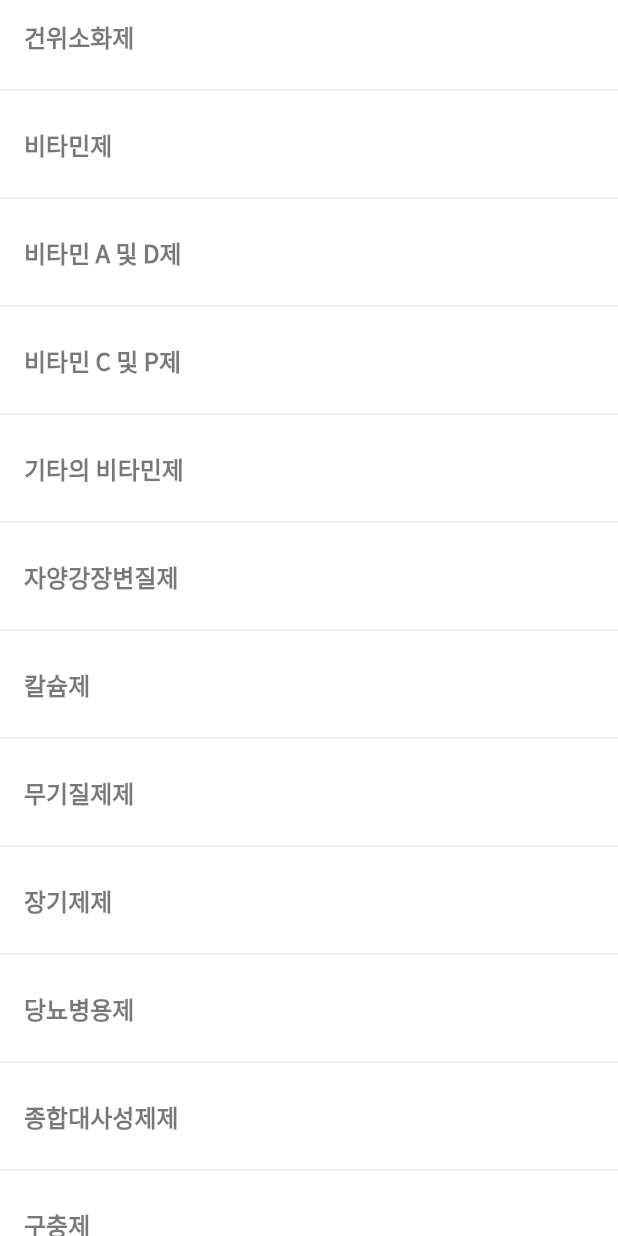
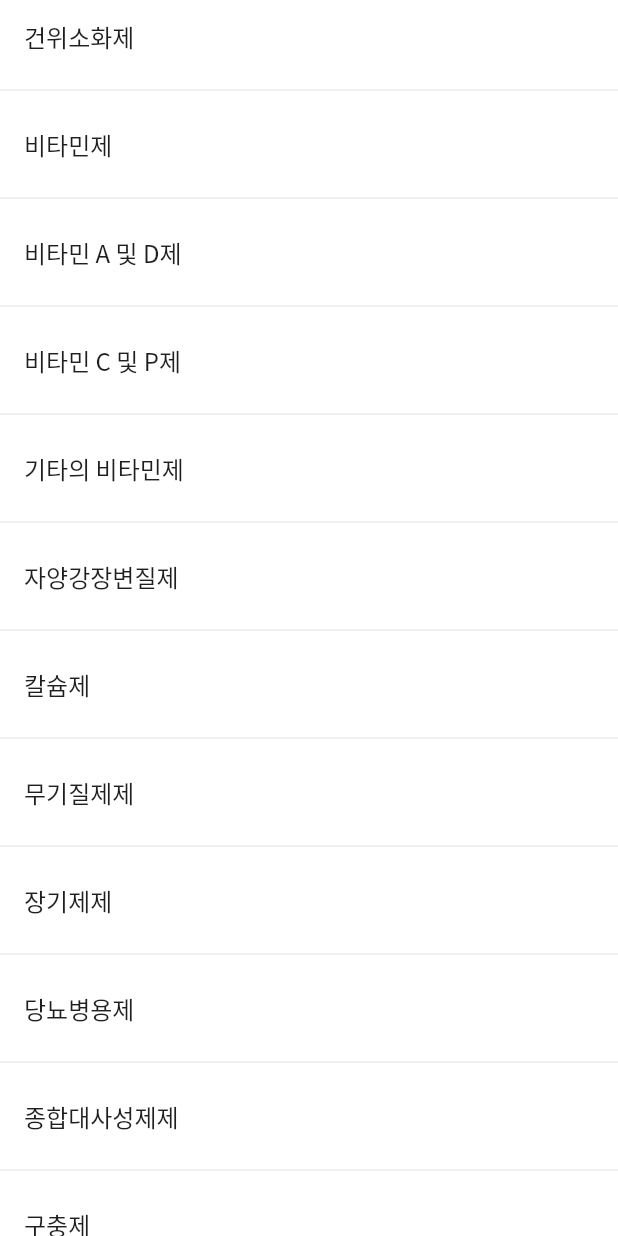
Before and after one commit to Semodrug/semo_ver2, a Flutter app: the RankingPage screen opened by its route, scrolled down 508 dp, on a phone screen of 412 x 824 dp. Run offline on Flutter 3.47's test engine with Material 2 defaults, Android fonts, the phone set to English and light mode, and no system bars; our stand-ins replace cloud_firestore, firebase_auth, firebase_core, firebase_storage, fl_chart, flutter_datetime_picker and 9 more; missing offline and left inert: app_settings, dynamic_text_highlighting, firebase_ml_vision; accounts and stored records are empty.

Commit message:
[UPDATE] Text style Theme apply

```diff
--- a/lib/ranking/ranking.dart
+++ b/lib/ranking/ranking.dart
@@ -12,7 +12,7 @@ class RankingPage extends StatelessWidget {
         body: ListView.separated(
             itemBuilder: (context, index) {
               return ListTile(
-                title: Text(categories[index], style: Theme.of(context).textTheme.headline4,),
+                title: Text(categories[index], style: Theme.of(context).textTheme.headline5,),
                 onTap: () {
                   getCategory = numCategory[index] + categories[index]; //카테고리 설정해주기
                   Navigator.push(
```
